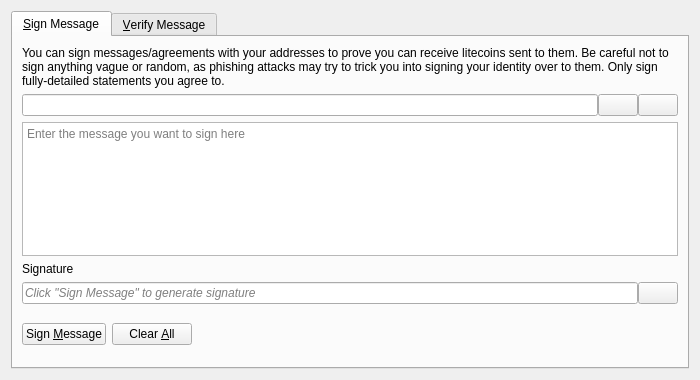
Qt form src/qt/forms/signverifymessagedialog.ui (woxycoin/woxycoin) before a commit.
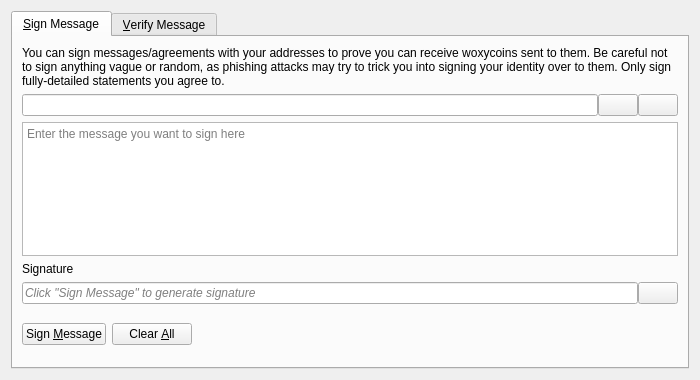
The same form after that commit. Icons and pictures are not drawn. Custom widgets are drawn as their Qt base class.

Commit message: Rebrand: Litecoin -> Woxycoin, add new logo

What changed in the file:
```diff
--- a/src/qt/forms/signverifymessagedialog.ui
+++ b/src/qt/forms/signverifymessagedialog.ui
@@ -30,7 +30,7 @@
        <item>
         <widget class="QLabel" name="infoLabel_SM">
          <property name="text">
-          <string>You can sign messages/agreements with your addresses to prove you can receive litecoins sent to them. Be careful not to sign anything vague or random, as phishing attacks may try to trick you into signing your identity over to them. Only sign fully-detailed statements you agree to.</string>
+          <string>You can sign messages/agreements with your addresses to prove you can receive woxycoins sent to them. Be careful not to sign anything vague or random, as phishing attacks may try to trick you into signing your identity over to them. Only sign fully-detailed statements you agree to.</string>
          </property>
          <property name="textFormat">
           <enum>Qt::PlainText</enum>
```
Left out of the diff: 8 changed lines with no effect on the pictures. The commit also changes 20 other files.
